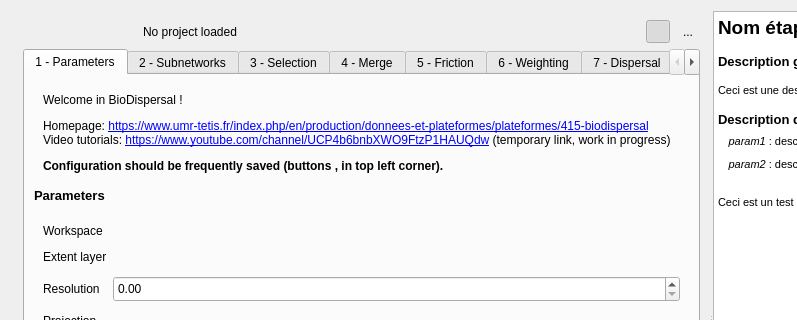
Above: BioDispersal_dialog_base.ui from MathieuChailloux/BioDispersal before the change; both pictures show x 0 to 797 and y 0 to 320 of the 933 by 722 pixel window. Below: the same form after it.
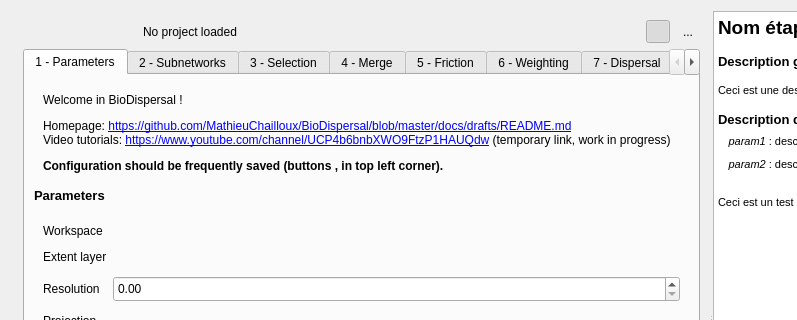
That is the form after the change. Icons and pictures are not drawn. Custom widgets are drawn as their Qt base class.

Commit message: Update homepage links to github

What changed in the file:
```diff
--- a/BioDispersal_dialog_base.ui
+++ b/BioDispersal_dialog_base.ui
@@ -300,7 +300,7 @@
                      </sizepolicy>
                     </property>
                     <property name="text">
-                     <string>&lt;html&gt;&lt;head/&gt;&lt;body&gt;&lt;p&gt;Welcome in BioDispersal !&lt;/p&gt;&lt;p&gt;Homepage: &lt;a href=&quot;https://www.umr-tetis.fr/index.php/en/production/donnees-et-plateformes/plateformes/415-biodispersal&quot;&gt;&lt;span style=&quot; text-decoration: underline; color:#0000ff;&quot;&gt;https://www.umr-tetis.fr/index.php/en/production/donnees-et-plateformes/plateformes/415-biodispersal&lt;/span&gt;&lt;/a&gt;&lt;br/&gt;Video tutorials: &lt;a href=&quot;https://www.youtube.com/channel/UCP4b6bnbXWO9FtzP1HAUQdw&quot;&gt;&lt;span style=&quot; text-decoration: underline; color:#0000ff;&quot;&gt;https://www.youtube.com/channel/UCP4b6bnbXWO9FtzP1HAUQdw&lt;/span&gt;&lt;/a&gt; (temporary link, work in progress)&lt;/p&gt;&lt;p&gt;&lt;span style=&quot; font-weight:600;&quot;&gt;Configuration should be frequently saved (buttons &lt;/span&gt;&lt;img src=&quot;:/plugins/BioDispersal/icons/mActionFileSaveAs.svg&quot;/&gt;&lt;span style=&quot; font-weight:600;&quot;&gt;, &lt;/span&gt;&lt;img src=&quot;:/plugins/BioDispersal/icons/mActionFileSave.svg&quot;/&gt;&lt;span style=&quot; font-weight:600;&quot;&gt; in top left corner).&lt;/span&gt;&lt;/p&gt;&lt;/body&gt;&lt;/html&gt;</string>
+                     <string>&lt;html&gt;&lt;head/&gt;&lt;body&gt;&lt;p&gt;Welcome in BioDispersal !&lt;/p&gt;&lt;p&gt;Homepage: &lt;a href=&quot;https://github.com/MathieuChailloux/BioDispersal/blob/master/docs/drafts/README.md&quot;&gt;&lt;span style=&quot; text-decoration: underline; color:#0000ff;&quot;&gt;https://github.com/MathieuChailloux/BioDispersal/blob/master/docs/drafts/README.md&lt;/span&gt;&lt;/a&gt;&lt;br/&gt;Video tutorials: &lt;a href=&quot;https://www.youtube.com/channel/UCP4b6bnbXWO9FtzP1HAUQdw&quot;&gt;&lt;span style=&quot; text-decoration: underline; color:#0000ff;&quot;&gt;https://www.youtube.com/channel/UCP4b6bnbXWO9FtzP1HAUQdw&lt;/span&gt;&lt;/a&gt; (temporary link, work in progress)&lt;/p&gt;&lt;p&gt;&lt;span style=&quot; font-weight:600;&quot;&gt;Configuration should be frequently saved (buttons &lt;/span&gt;&lt;img src=&quot;:/plugins/BioDispersal/icons/mActionFileSaveAs.svg&quot;/&gt;&lt;span style=&quot; font-weight:600;&quot;&gt;, &lt;/span&gt;&lt;img src=&quot;:/plugins/BioDispersal/icons/mActionFileSave.svg&quot;/&gt;&lt;span style=&quot; font-weight:600;&quot;&gt; in top left corner).&lt;/span&gt;&lt;/p&gt;&lt;/body&gt;&lt;/html&gt;</string>
                     </property>
                     <property name="wordWrap">
                      <bool>true</bool>
```
The commit also changes 5 other files.
